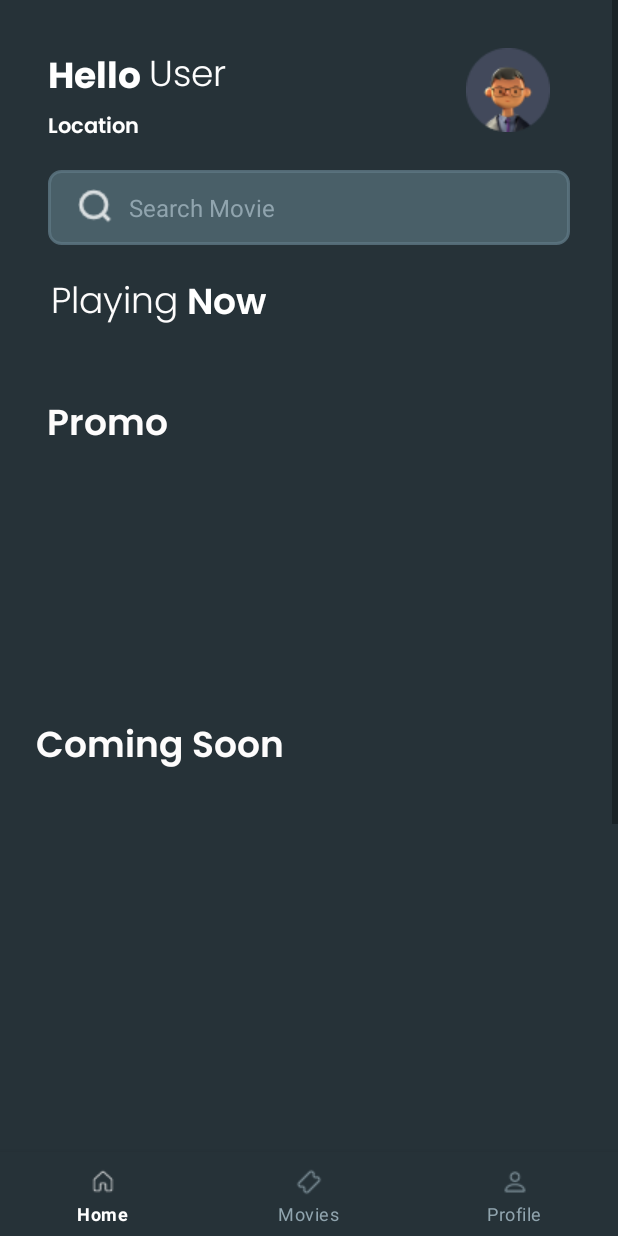
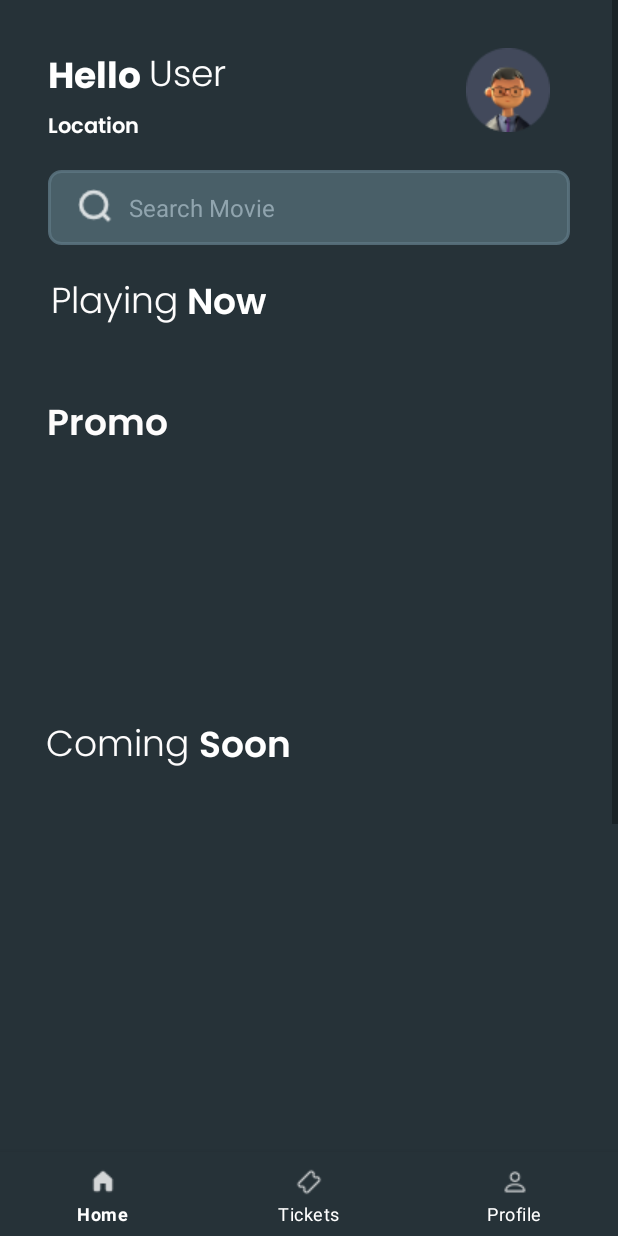
Before and after one commit to Armandilo/Cinema-Booking-App, an Android app: the layout activity_home_page.xml on its own in the app's theme, with its tools: preview values and no code run, on a phone screen of 412 x 824 dp. Run offline under Robolectric (Android 15) with nearby library versions, the phone set to English and light mode, and no system bars.

Commit message:
Update on navigation bar

```diff
--- a/app/src/main/java/com/example/cinemabookingapp/HomePage.java
+++ b/app/src/main/java/com/example/cinemabookingapp/HomePage.java
@@ -1,6 +1,8 @@
 package com.example.cinemabookingapp;
 
+import android.content.Intent;
 import android.os.Bundle;
+import android.widget.TextView;
 
 import androidx.appcompat.app.AppCompatActivity;
 import androidx.recyclerview.widget.LinearLayoutManager;
@@ -14,7 +16,6 @@ import com.google.android.material.bottomnavigation.BottomNavigationView;
 import java.util.ArrayList;
 import java.util.List;
 
-
 public class HomePage extends AppCompatActivity {
 
     private RecyclerView movieRecyclerView, promoRecyclerView, upcomingMovieRecyclerView;
@@ -23,6 +24,16 @@ public class HomePage extends AppCompatActivity {
     protected void onCreate(Bundle savedInstanceState) {
         super.onCreate(savedInstanceState);
         setContentView(R.layout.activity_home_page);
+
+        //Get username
+        Intent i = getIntent();
+        String username = i.getStringExtra("username");
+
+        if(username.isEmpty()){
+            ((TextView)findViewById(R.id.username_display)).setText("User");
+        }
+        else
+            ((TextView)findViewById(R.id.username_display)).setText(username); //Display username
 
         //Hide action bar
         try{
@@ -41,8 +52,8 @@ public class HomePage extends AppCompatActivity {
             @Override
             public boolean onNavigationItemSelected(@NonNull MenuItem menuItem) {
                 switch(menuItem.getItemId()){
-                    case R.id.nav_movies:
-                        startActivity(new Intent(getApplicationContext(),RegisterPage.class));
+                    case R.id.nav_tickets:
+                        startActivity(new Intent(getApplicationContext(),Tickets.class));
                         overridePendingTransition(0,0);
                         return true;
                     case R.id.nav_profile:
--- a/app/src/main/java/com/example/cinemabookingapp/LoginPage.java
+++ b/app/src/main/java/com/example/cinemabookingapp/LoginPage.java
@@ -6,6 +6,8 @@ import android.content.Intent;
 import android.os.Bundle;
 import android.view.View;
 import android.widget.Button;
+import android.widget.EditText;
+import android.widget.TextView;
 
 public class LoginPage extends AppCompatActivity {
 
@@ -31,6 +33,9 @@ public class LoginPage extends AppCompatActivity {
     //Open home page when button is clicked
     public void OpenHomePage(){
         Intent intent = new Intent(this,HomePage.class);
+        //Get and send username
+        String username = ((TextView)findViewById(R.id.username)).getText().toString();
+        intent.putExtra("username",username); //pass one piece of data to an activity
         startActivity(intent);
     }
 }
--- /dev/null
+++ b/app/src/main/res/drawable/home_selector.xml
@@ -0,0 +1,5 @@
+<?xml version="1.0" encoding="utf-8"?>
+<selector xmlns:android="http://schemas.android.com/apk/res/android">
+    <item android:drawable="@drawable/ic_action_homefill" android:state_checked="true"/>
+    <item android:drawable="@drawable/ic_action_home" android:state_checked="false"/>
+</selector>
--- /dev/null
+++ b/app/src/main/res/drawable/profile_selector.xml
@@ -0,0 +1,5 @@
+<?xml version="1.0" encoding="utf-8"?>
+<selector xmlns:android="http://schemas.android.com/apk/res/android">
+    <item android:drawable="@drawable/ic_action_profilefill" android:state_checked="true"/>
+    <item android:drawable="@drawable/ic_action_profile" android:state_checked="false"/>
+</selector>
--- a/app/src/main/res/drawable/selector.xml
+++ /dev/null
@@ -1,9 +0,0 @@
-<?xml version="1.0" encoding="utf-8"?>
-<selector xmlns:android="http://schemas.android.com/apk/res/android">
-    <item
-        android:state_selected="true"
-        android:color="@android:color/white" />
-    <item
-        android:state_selected="false"
-        android:color="#90A4AE"/>
-</selector>
--- /dev/null
+++ b/app/src/main/res/drawable/ticket_selector.xml
@@ -0,0 +1,5 @@
+<?xml version="1.0" encoding="utf-8"?>
+<selector xmlns:android="http://schemas.android.com/apk/res/android">
+    <item android:drawable="@drawable/ic_action_ticketfill" android:state_checked="true"/>
+    <item android:drawable="@drawable/ic_action_ticket" android:state_checked="false"/>
+</selector>
--- a/app/src/main/res/layout/activity_home_page.xml
+++ b/app/src/main/res/layout/activity_home_page.xml
@@ -40,7 +40,7 @@
                     app:layout_constraintTop_toTopOf="parent" />
 
                 <TextView
-                    android:id="@+id/textView13"
+                    android:id="@+id/username_display"
                     android:layout_width="wrap_content"
                     android:layout_height="wrap_content"
                     android:layout_marginTop="32dp"
@@ -148,7 +148,8 @@
                     android:layout_marginTop="8dp"
                     android:layout_marginBottom="16dp"
                     android:clipToPadding="false"
-                    android:paddingLeft="100dp"
+                    android:paddingLeft="85dp"
+                    android:paddingRight="20dp"
                     app:layout_constraintBottom_toBottomOf="parent"
                     app:layout_constraintEnd_toEndOf="parent"
                     app:layout_constraintHorizontal_bias="0.0"
@@ -199,8 +200,8 @@
                     android:id="@+id/textView14"
                     android:layout_width="wrap_content"
                     android:layout_height="wrap_content"
-                    android:fontFamily="@font/poppins_semibold"
-                    android:text="Coming Soon"
+                    android:fontFamily="@font/poppins_light"
+                    android:text="Coming "
                     android:textColor="#FDFCFC"
                     android:textSize="24sp"
                     app:layout_constraintBottom_toTopOf="@+id/upcomingmovieRecyclerView"
@@ -209,6 +210,20 @@
                     app:layout_constraintStart_toStartOf="parent"
                     app:layout_constraintTop_toBottomOf="@+id/promoRecyclerView"
                     app:layout_constraintVertical_bias="0.491" />
+
+                <TextView
+                    android:id="@+id/textView13"
+                    android:layout_width="wrap_content"
+                    android:layout_height="wrap_content"
+                    android:fontFamily="@font/poppins_semibold"
+                    android:text="Soon"
+                    android:textColor="#FFFFFF"
+                    android:textSize="24sp"
+                    app:layout_constraintBottom_toTopOf="@+id/upcomingmovieRecyclerView"
+                    app:layout_constraintEnd_toEndOf="parent"
+                    app:layout_constraintHorizontal_bias="0.0"
+                    app:layout_constraintStart_toEndOf="@+id/textView14"
+                    app:layout_constraintTop_toBottomOf="@+id/promoRecyclerView" />
 
             </androidx.constraintlayout.widget.ConstraintLayout>
         </LinearLayout>
@@ -220,8 +235,8 @@
         android:layout_height="wrap_content"
         android:layout_alignParentBottom="true"
         android:background="#263238"
-        app:itemIconTint="@drawable/selector"
-        app:itemTextColor="@drawable/selector"
+        app:itemIconTint="@color/white"
+        app:itemTextColor="@color/white"
         app:menu="@menu/bottom_navigation" />
 
 
--- a/app/src/main/res/menu/bottom_navigation.xml
+++ b/app/src/main/res/menu/bottom_navigation.xml
@@ -2,14 +2,14 @@
 <menu xmlns:android="http://schemas.android.com/apk/res/android">
     <item
         android:id= "@+id/nav_home"
-        android:icon="@drawable/ic_action_home"
+        android:icon="@drawable/home_selector"
         android:title="Home" />
     <item
-        android:id= "@+id/nav_movies"
-        android:icon="@drawable/ic_action_ticket"
-        android:title="Movies" />
+        android:id= "@+id/nav_tickets"
+        android:icon="@drawable/ticket_selector"
+        android:title="Tickets" />
     <item
         android:id= "@+id/nav_profile"
-        android:icon="@drawable/ic_action_profile"
+        android:icon="@drawable/profile_selector"
         android:title="Profile" />
 </menu>
```
